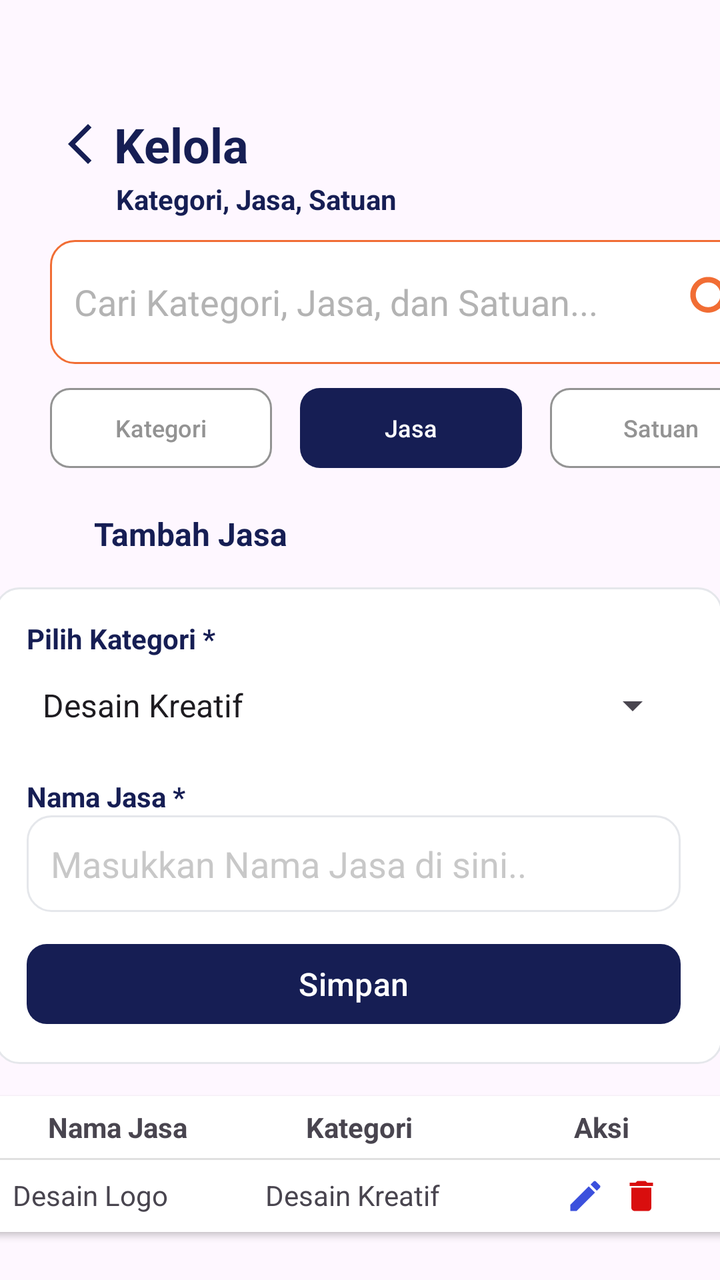
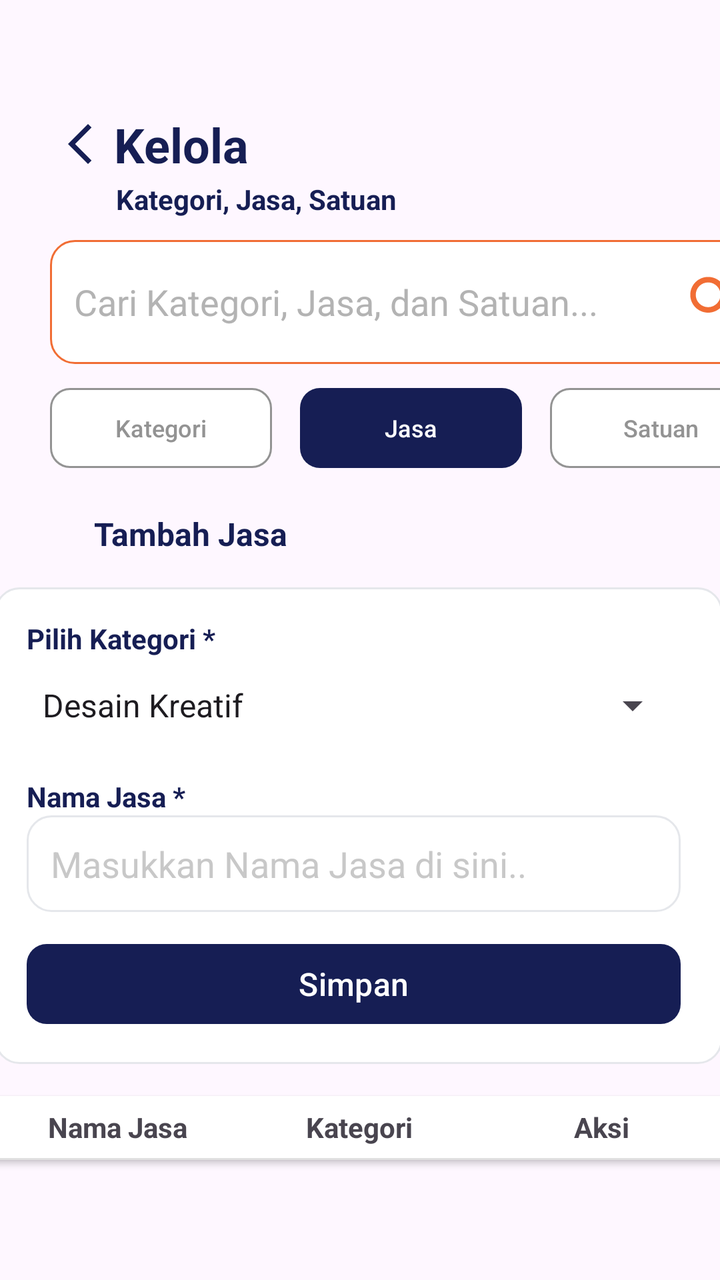

Compare the two renders of this Android layout. The source of the first and the diff that turns it into the second are given below.
<!-- AndroidManifest.xml: application theme Theme.KelolaJasa -->
<!-- res/layout/activity_main.xml -->
<?xml version="1.0" encoding="utf-8"?>
<androidx.constraintlayout.widget.ConstraintLayout xmlns:android="http://schemas.android.com/apk/res/android"
    xmlns:app="http://schemas.android.com/apk/res-auto"
    xmlns:tools="http://schemas.android.com/tools"
    android:id="@+id/main"
    android:layout_width="match_parent"
    android:layout_height="match_parent"
    app:layout_constraintStart_toStartOf="parent"
    app:layout_constraintTop_toTopOf="parent"
    android:fontFamily="inter">

    <TextView
        android:id="@+id/title"
        android:layout_width="wrap_content"
        android:layout_height="wrap_content"
        android:layout_marginStart="28dp"
        android:layout_marginTop="56dp"
        android:drawableStart="@drawable/icon_back"
        android:drawablePadding="5dp"
        android:text="Kelola"
        android:textColor="#161E54"
        android:textSize="24sp"
        android:textStyle="bold"
        app:layout_constraintStart_toStartOf="parent"
        app:layout_constraintTop_toTopOf="parent"
        tools:ignore="MissingConstraints" />

    <TextView
        android:id="@+id/textView"
        android:layout_width="wrap_content"
        android:layout_height="wrap_content"
        android:layout_marginStart="58dp"
        android:layout_marginTop="90dp"
        android:text="@string/kategori_jasa_satuan"
        android:textColor="#161E54"
        android:textSize="14sp"
        android:textStyle="bold"
        tools:ignore="MissingConstraints"
        app:layout_constraintStart_toStartOf="parent"
        app:layout_constraintTop_toTopOf="parent" />

    <EditText
        android:id="@+id/editTextText3"
        android:layout_width="361dp"
        android:layout_height="62dp"
        android:layout_marginStart="25dp"
        android:layout_marginTop="120dp"
        android:background="@drawable/bg_search"
        android:padding="12dp"
        android:inputType="text"
        android:hint="Cari Kategori, Jasa, dan Satuan..."
        android:textColorHint="#B3B3B3"
        tools:ignore="MissingConstraints"
        android:drawableEnd="@drawable/icon_search"
        android:drawablePadding="5dp"
        app:layout_constraintTop_toBottomOf="@+id/textView"
        app:layout_constraintStart_toStartOf="parent"
        app:layout_constraintTop_toTopOf="parent" />

    <com.google.android.material.button.MaterialButton
        android:id="@+id/btn1"
        android:layout_width="111dp"
        android:layout_height="48dp"
        android:layout_marginStart="25dp"
        android:layout_marginTop="190dp"
        android:text="Kategori"
        android:textColor="#939393"
        android:textSize="12sp"
        app:backgroundTint="#FFFFFF"
        app:cornerRadius="10dp"
        app:strokeColor="#939393"
        app:strokeWidth="1dp"
        tools:ignore="MissingConstraints,DuplicateSpeakableTextCheck"
        app:layout_constraintStart_toStartOf="parent"
        app:layout_constraintTop_toTopOf="parent" />

    <com.google.android.material.button.MaterialButton
        android:id="@+id/btn2"
        android:layout_width="111dp"
        android:layout_height="48dp"
        android:layout_marginStart="150dp"
        android:layout_marginTop="190dp"
        android:text="Jasa"
        android:textColor="#FFFFFF"
        android:textSize="12sp"
        app:backgroundTint="#161E54"
        app:cornerRadius="10dp"
        tools:ignore="MissingConstraints"
        app:layout_constraintStart_toStartOf="parent"
        app:layout_constraintTop_toTopOf="parent"/>

    <com.google.android.material.button.MaterialButton
        android:id="@+id/btn3"
        android:layout_width="111dp"
        android:layout_height="48dp"
        android:layout_marginStart="275dp"
        android:layout_marginTop="190dp"
        android:text="Satuan"
        android:textColor="#939393"
        android:textSize="12sp"
        app:backgroundTint="#FFFFFF"
        app:cornerRadius="10dp"
        app:layout_constraintStart_toStartOf="parent"
        app:layout_constraintTop_toTopOf="parent"
        app:strokeColor="#939393"
        app:strokeWidth="1dp"
        tools:ignore="MissingConstraints,TextSizeCheck" />

    <TextView
        android:id="@+id/tambahjasa"
        android:layout_width="wrap_content"
        android:layout_height="wrap_content"
        android:layout_marginStart="47dp"
        android:layout_marginTop="256dp"
        android:text="@string/tambah_jasa"
        android:textColor="#161E54"
        android:textSize="16sp"
        android:textStyle="bold"
        app:layout_constraintStart_toStartOf="parent"
        app:layout_constraintTop_toTopOf="parent"
        tools:ignore="MissingConstraints" />

    <LinearLayout
        android:id="@+id/cardForm"
        android:layout_width="364dp"
        android:layout_height="wrap_content"
        android:layout_margin="16dp"
        android:background="@drawable/bg_card"
        android:orientation="vertical"
        android:padding="16dp"
        app:layout_constraintEnd_toEndOf="parent"
        app:layout_constraintHorizontal_bias="0.531"
        app:layout_constraintStart_toStartOf="parent"
        app:layout_constraintTop_toBottomOf="@+id/tambahjasa"
        tools:ignore="MissingConstraints">


        <TextView
            android:layout_width="232dp"
            android:layout_height="19dp"
            android:text="@string/pilih_kategori"
            android:textColor="#161E54"
            android:textSize="14sp"
            android:textStyle="bold"
            app:layout_constraintStart_toStartOf="parent"
            app:layout_constraintTop_toTopOf="parent"
            tools:ignore="MissingConstraints" />

        <Spinner
            android:id="@+id/spinner"
            android:layout_width="327dp"
            android:layout_height="48dp"
            android:entries="@array/kategori_jasa"
            app:layout_constraintStart_toStartOf="parent"
            app:layout_constraintTop_toTopOf="parent"
            tools:ignore="MissingConstraints" />

        <TextView
            android:layout_width="232dp"
            android:layout_height="19dp"
            android:layout_marginTop="12dp"
            android:text="@string/nama_jasa"
            android:textColor="#161E54"
            android:textSize="14sp"
            android:textStyle="bold"
            app:layout_constraintStart_toStartOf="parent"
            app:layout_constraintTop_toTopOf="parent"
            tools:ignore="MissingConstraints" />

        <EditText
            android:id="@+id/editTextText4"
            android:layout_width="327dp"
            android:layout_height="wrap_content"
            android:background="@drawable/bg_card"
            android:ems="10"
            android:inputType="text"
            android:minHeight="48dp"
            android:padding="12dp"
            android:hint="Masukkan Nama Jasa di sini.."
            android:textColorHint="#B7B3B3B3"
            app:layout_constraintStart_toStartOf="parent"
            app:layout_constraintTop_toTopOf="parent"
            tools:ignore="TextSizeCheck" />

        <com.google.android.material.button.MaterialButton
            android:id="@+id/button3"
            android:layout_width="327dp"
            android:layout_height="48dp"
            android:layout_marginTop="12dp"
            android:gravity="center"
            android:text="Simpan"
            android:textSize="16sp"
            app:backgroundTint="#161E54"
            app:cornerRadius="10dp"
            app:layout_constraintStart_toStartOf="parent"
            app:layout_constraintTop_toTopOf="parent"
            tools:ignore="MissingConstraints" />

    </LinearLayout>

    <LinearLayout
        android:id="@+id/HeaderTable"
        android:layout_width="364dp"
        android:layout_height="wrap_content"
        android:layout_marginTop="16dp"
        android:background="#FFFFFF"
        android:elevation="2dp"
        android:orientation="vertical"
        android:padding="0dp"
        app:layout_constraintEnd_toEndOf="parent"
        app:layout_constraintStart_toStartOf="parent"
        app:layout_constraintTop_toBottomOf="@+id/cardForm">

        <LinearLayout
            android:layout_width="match_parent"
            android:layout_height="wrap_content"
            android:orientation="horizontal">

            <TextView
                android:layout_width="121dp"
                android:layout_height="31dp"
                android:gravity="center"
                android:text="Nama Jasa"
                android:textSize="14sp"
                android:textStyle="bold" />

            <TextView
                android:layout_width="121dp"
                android:layout_height="31dp"
                android:gravity="center"
                android:text="@string/btnkategori"
                android:textSize="14sp"
                android:textStyle="bold" />

            <TextView
                android:layout_width="121dp"
                android:layout_height="31dp"
                android:gravity="center"
                android:text="@string/aksi"
                android:textSize="14sp"
                android:textStyle="bold" />
        </LinearLayout>

        <View
            android:layout_width="match_parent"
            android:layout_height="1dp"
            android:background="#E0E0E0" />

        <LinearLayout
            android:layout_width="match_parent"
            android:layout_height="wrap_content"
            android:orientation="horizontal"
            android:padding="8dp"
            android:background="#FFFFFF">

            <TextView
                android:layout_width="0dp"
                android:layout_height="wrap_content"
                android:layout_weight="2"
                android:gravity="left"
                android:text="Desain Logo" />

            <TextView
                android:layout_width="0dp"
                android:layout_weight="2"
                android:layout_height="wrap_content"
                android:text="Desain Kreatif"
                android:gravity="left"/>

            <LinearLayout
                android:layout_width="0dp"
                android:layout_weight="1.5"
                android:layout_height="wrap_content"
                android:gravity="center"
                android:orientation="horizontal">

                <ImageView
                    android:src="@drawable/ic_edit"
                    android:layout_width="20dp"
                    android:layout_height="20dp"/>

                <ImageView
                    android:src="@drawable/ic_delete_action"
                    android:layout_width="20dp"
                    android:layout_height="20dp"
                    android:layout_marginStart="8dp"/>
            </LinearLayout>
        </LinearLayout>
    </LinearLayout>


</androidx.constraintlayout.widget.ConstraintLayout>
<!-- resources referenced by this layout -->
<resources>
  <string-array name="kategori_jasa">
          <item>Desain Kreatif</item>
          <item>Teknisi Perbaikan</item>
          <item>Foto/Videografi</item>
          <item>Pendidikan/Les</item>
          <item>IT Digital</item>
          <item>Rumah Tangga</item>
          <item>Tukang Kontruksi</item>
          <item>Event Hiburan</item>
      </string-array>
  <!-- drawable bg_card (drawable) -->
  <shape xmlns:android="http://schemas.android.com/apk/res/android">
      <solid android:color="#FFFFFF"/>
      <stroke android:width="1dp" android:color="#E5E7EB"/>
      <corners android:radius="12dp"/>
  </shape>
  <!-- drawable bg_search (drawable) -->
  <shape xmlns:android="http://schemas.android.com/apk/res/android">
      <solid android:color="#FFFFFF"/>
      <stroke android:width="1dp" android:color="#F16D34"/>
      <corners android:radius="12dp"/>
  </shape>
  <!-- drawable ic_delete_action (drawable) -->
  <vector xmlns:android="http://schemas.android.com/apk/res/android" android:height="24dp" android:tint="#D90E0E" android:viewportHeight="24" android:viewportWidth="24" android:width="24dp">
        
      <path android:fillColor="@android:color/white" android:pathData="M6,19c0,1.1 0.9,2 2,2h8c1.1,0 2,-0.9 2,-2V7H6v12zM19,4h-3.5l-1,-1h-5l-1,1H5v2h14V4z"/>
      
  </vector>
  <!-- drawable ic_edit (drawable) -->
  <vector xmlns:android="http://schemas.android.com/apk/res/android" android:height="24dp" android:tint="#3B50DD" android:viewportHeight="24" android:viewportWidth="24" android:width="24dp">
        
      <path android:fillColor="@android:color/white" android:pathData="M3,17.25V21h3.75L17.81,9.94l-3.75,-3.75L3,17.25zM20.71,7.04c0.39,-0.39 0.39,-1.02 0,-1.41l-2.34,-2.34c-0.39,-0.39 -1.02,-0.39 -1.41,0l-1.83,1.83 3.75,3.75 1.83,-1.83z"/>
      
  </vector>
  <!-- drawable icon_back (drawable) -->
  <vector xmlns:android="http://schemas.android.com/apk/res/android" android:height="24dp" android:tint="#161E54" android:viewportHeight="24" android:viewportWidth="24" android:width="24dp">
        
      <path android:fillColor="@android:color/white" android:pathData="M17.77,3.77l-1.77,-1.77l-10,10l10,10l1.77,-1.77l-8.23,-8.23z"/>
      
  </vector>
  <!-- drawable icon_search (drawable) -->
  <vector xmlns:android="http://schemas.android.com/apk/res/android" android:height="33dp" android:tint="#F16D34" android:viewportHeight="24" android:viewportWidth="24" android:width="33dp">
        
      <path android:fillColor="@android:color/white" android:pathData="M15.5,14h-0.79l-0.28,-0.27C15.41,12.59 16,11.11 16,9.5 16,5.91 13.09,3 9.5,3S3,5.91 3,9.5 5.91,16 9.5,16c1.61,0 3.09,-0.59 4.23,-1.57l0.27,0.28v0.79l5,4.99L20.49,19l-4.99,-5zM9.5,14C7.01,14 5,11.99 5,9.5S7.01,5 9.5,5 14,7.01 14,9.5 11.99,14 9.5,14z"/>
      
  </vector>
  <string name="aksi">Aksi</string>
  <string name="btnkategori">Kategori</string>
  <string name="kategori_jasa_satuan">Kategori, Jasa, Satuan</string>
  <string name="nama_jasa">Nama Jasa *</string>
  <string name="pilih_kategori">Pilih Kategori *</string>
  <string name="tambah_jasa">Tambah Jasa</string>
  <style name="Theme.KelolaJasa" parent="Base.Theme.KelolaJasa" />
  <style name="Base.Theme.KelolaJasa" parent="Theme.Material3.DayNight.NoActionBar">
          
          
      </style>
</resources>

<!-- the commit's change to res/layout/activity_main.xml (unified diff, before → after) -->
@@ -147,7 +147,7 @@
             tools:ignore="MissingConstraints" />
 
         <Spinner
-            android:id="@+id/spinner"
+            android:id="@+id/spinnerKategori"
             android:layout_width="327dp"
             android:layout_height="48dp"
             android:entries="@array/kategori_jasa"
@@ -168,7 +168,7 @@
             tools:ignore="MissingConstraints" />
 
         <EditText
-            android:id="@+id/editTextText4"
+            android:id="@+id/inputNama"
             android:layout_width="327dp"
             android:layout_height="wrap_content"
             android:background="@drawable/bg_card"
@@ -183,7 +183,7 @@
             tools:ignore="TextSizeCheck" />
 
         <com.google.android.material.button.MaterialButton
-            android:id="@+id/button3"
+            android:id="@+id/btnSimpan"
             android:layout_width="327dp"
             android:layout_height="48dp"
             android:layout_marginTop="12dp"
@@ -193,8 +193,7 @@
             app:backgroundTint="#161E54"
             app:cornerRadius="10dp"
             app:layout_constraintStart_toStartOf="parent"
-            app:layout_constraintTop_toTopOf="parent"
-            tools:ignore="MissingConstraints" />
+            app:layout_constraintEnd_toEndOf="parent" />
 
     </LinearLayout>
 
@@ -246,46 +245,20 @@
             android:layout_height="1dp"
             android:background="#E0E0E0" />
 
-        <LinearLayout
+        <TextView
+            android:id="@+id/txtEmpty"
             android:layout_width="match_parent"
             android:layout_height="wrap_content"
-            android:orientation="horizontal"
-            android:padding="8dp"
-            android:background="#FFFFFF">
-
-            <TextView
-                android:layout_width="0dp"
-                android:layout_height="wrap_content"
-                android:layout_weight="2"
-                android:gravity="left"
-                android:text="Desain Logo" />
-
-            <TextView
-                android:layout_width="0dp"
-                android:layout_weight="2"
-                android:layout_height="wrap_content"
-                android:text="Desain Kreatif"
-                android:gravity="left"/>
-
-            <LinearLayout
-                android:layout_width="0dp"
-                android:layout_weight="1.5"
-                android:layout_height="wrap_content"
-                android:gravity="center"
-                android:orientation="horizontal">
-
-                <ImageView
-                    android:src="@drawable/ic_edit"
-                    android:layout_width="20dp"
-                    android:layout_height="20dp"/>
-
-                <ImageView
-                    android:src="@drawable/ic_delete_action"
-                    android:layout_width="20dp"
-                    android:layout_height="20dp"
-                    android:layout_marginStart="8dp"/>
-            </LinearLayout>
-        </LinearLayout>
+            android:text="Belum ada jasa"
+            android:gravity="center"
+            android:textSize="16sp"
+            android:visibility="gone"/>
+
+        <androidx.recyclerview.widget.RecyclerView
+            android:id="@+id/recyclerView"
+            android:layout_width="match_parent"
+            android:layout_height="0dp"
+            android:layout_weight="1"/>
     </LinearLayout>
 
 
<!-- resource entries referenced after the edit -->
@@ -22,18 +22,6 @@
       <stroke android:width="1dp" android:color="#F16D34"/>
       <corners android:radius="12dp"/>
   </shape>
-  <!-- drawable ic_delete_action (drawable) -->
-  <vector xmlns:android="http://schemas.android.com/apk/res/android" android:height="24dp" android:tint="#D90E0E" android:viewportHeight="24" android:viewportWidth="24" android:width="24dp">
-        
-      <path android:fillColor="@android:color/white" android:pathData="M6,19c0,1.1 0.9,2 2,2h8c1.1,0 2,-0.9 2,-2V7H6v12zM19,4h-3.5l-1,-1h-5l-1,1H5v2h14V4z"/>
-      
-  </vector>
-  <!-- drawable ic_edit (drawable) -->
-  <vector xmlns:android="http://schemas.android.com/apk/res/android" android:height="24dp" android:tint="#3B50DD" android:viewportHeight="24" android:viewportWidth="24" android:width="24dp">
-        
-      <path android:fillColor="@android:color/white" android:pathData="M3,17.25V21h3.75L17.81,9.94l-3.75,-3.75L3,17.25zM20.71,7.04c0.39,-0.39 0.39,-1.02 0,-1.41l-2.34,-2.34c-0.39,-0.39 -1.02,-0.39 -1.41,0l-1.83,1.83 3.75,3.75 1.83,-1.83z"/>
-      
-  </vector>
   <!-- drawable icon_back (drawable) -->
   <vector xmlns:android="http://schemas.android.com/apk/res/android" android:height="24dp" android:tint="#161E54" android:viewportHeight="24" android:viewportWidth="24" android:width="24dp">
         
